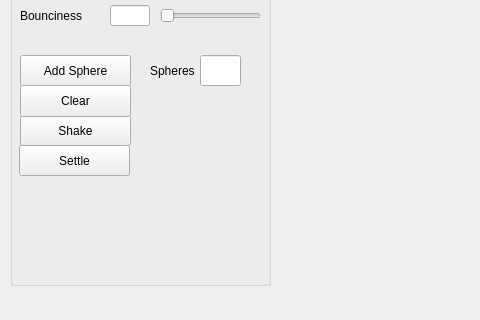
First picture: the form in ui/mainwindow.ui, repository Irukode/CS1230-Final-Project, before the edit; both pictures show x 0 to 480 and y 95 to 415 of the 1251 by 771 pixel window.
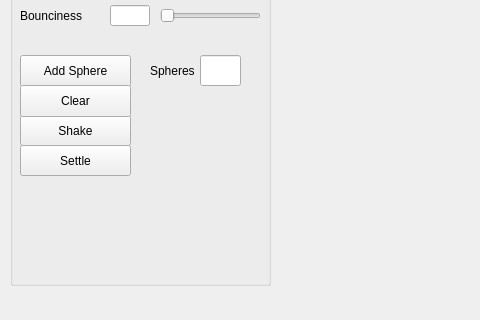
Second picture: the form after the edit. Custom widgets are drawn as their Qt base class.

Commit message: All mainwindow buttons responds

Patch:
```diff
--- a/ui/mainwindow.ui
+++ b/ui/mainwindow.ui
@@ -240,7 +240,7 @@
     <widget class="QPushButton" name="settleButton">
      <property name="geometry">
       <rect>
-       <x>9</x>
+       <x>10</x>
        <y>220</y>
        <width>111</width>
        <height>31</height>
```
The commit also changes 3 other files.
